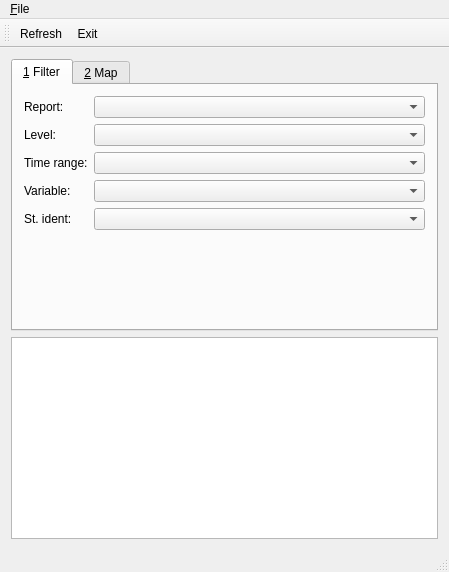
Before: the Qt Designer form provamimainwindow.ui in ARPA-SIMC/provami, drawn with Qt 5.
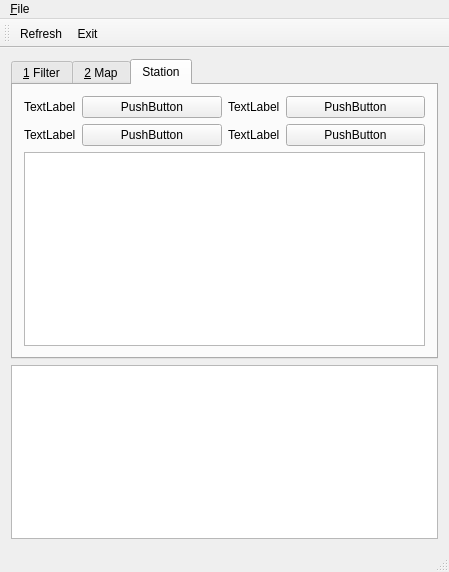
After: the same form once the commit is applied. The open tabs and pages were chosen to show the change. Custom widgets are drawn as their Qt base class.

Commit message: Implemented the concept of highlights and highlight current station

What changed in the file:
```diff
--- a/provamimainwindow.ui
+++ b/provamimainwindow.ui
@@ -203,6 +203,91 @@
         </item>
        </layout>
       </widget>
+      <widget class="QWidget" name="tab_station">
+       <attribute name="title">
+        <string>Station</string>
+       </attribute>
+       <layout class="QVBoxLayout" name="verticalLayout_5">
+        <item>
+         <layout class="QVBoxLayout" name="verticalLayout_6">
+          <item>
+           <layout class="QHBoxLayout" name="horizontalLayout_5">
+            <item>
+             <layout class="QFormLayout" name="formLayout_2">
+              <property name="fieldGrowthPolicy">
+               <enum>QFormLayout::AllNonFixedFieldsGrow</enum>
+              </property>
+              <item row="2" column="1">
+               <widget class="QPushButton" name="pushButton_2">
+                <property name="text">
+                 <string>PushButton</string>
+                </property>
+               </widget>
+              </item>
+              <item row="1" column="1">
+               <widget class="QPushButton" name="pushButton_6">
+                <property name="text">
+                 <string>PushButton</string>
+                </property>
+               </widget>
+              </item>
+              <item row="1" column="0">
+               <widget class="QLabel" name="label_10">
+                <property name="text">
+                 <string>TextLabel</string>
+                </property>
+               </widget>
+              </item>
+              <item row="2" column="0">
+               <widget class="QLabel" name="label_12">
+                <property name="text">
+                 <string>TextLabel</string>
+                </property>
+               </widget>
+              </item>
+             </layout>
+            </item>
+            <item>
+             <layout class="QFormLayout" name="formLayout_4">
+              <item row="1" column="1">
+               <widget class="QPushButton" name="pushButton_3">
+                <property name="text">
+                 <string>PushButton</string>
+                </property>
+               </widget>
+              </item>
+              <item row="0" column="1">
+               <widget class="QPushButton" name="pushButton_5">
+                <property name="text">
+                 <string>PushButton</string>
+                </property>
+               </widget>
+              </item>
+              <item row="0" column="0">
+               <widget class="QLabel" name="label_13">
+                <property name="text">
+                 <string>TextLabel</string>
+                </property>
+               </widget>
+              </item>
+              <item row="1" column="0">
+               <widget class="QLabel" name="label_14">
+                <property name="text">
+                 <string>TextLabel</string>
+                </property>
+               </widget>
+              </item>
+             </layout>
+            </item>
+           </layout>
+          </item>
+          <item>
+           <widget class="QTableWidget" name="tableWidget"/>
+          </item>
+         </layout>
+        </item>
+       </layout>
+      </widget>
      </widget>
     </item>
     <item>
```
Left out of the diff: 4 changed lines with no effect on the pictures. The commit also changes 11 other files.
